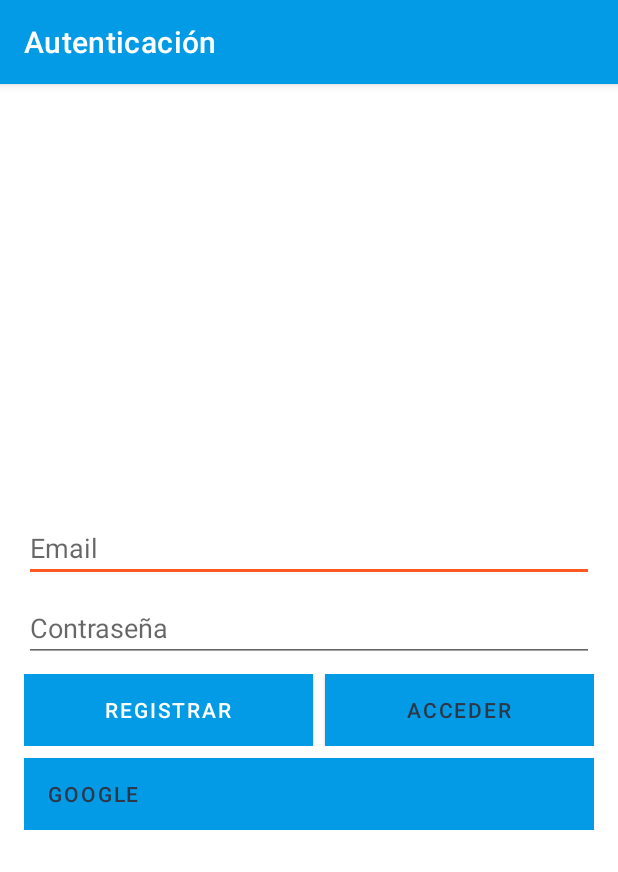
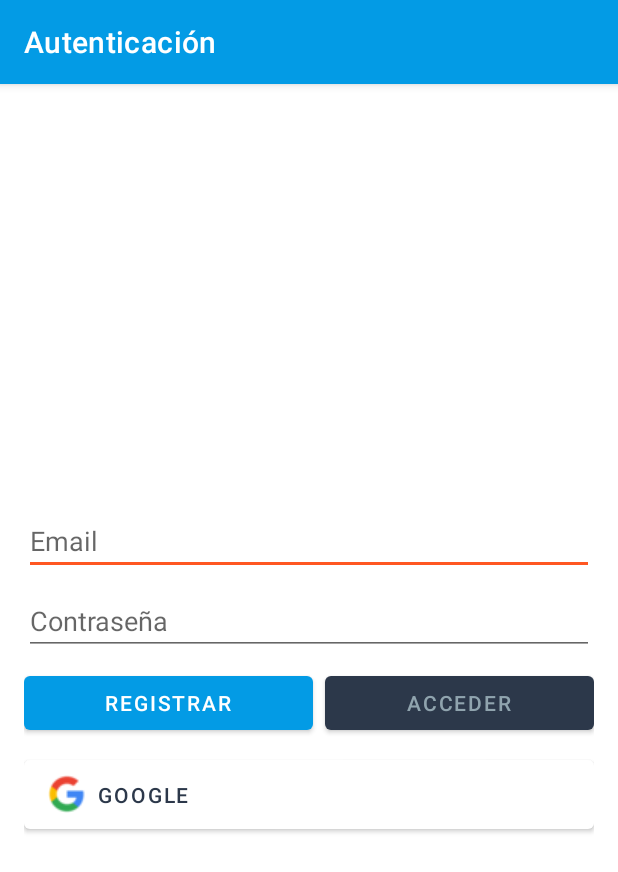
Before and after one commit to ivanhrt/ProjecteIvanHerrero, an Android app: the screen it shows after launch (AuthActivity), on a phone screen of 412 x 824 dp. Shown: the top 872 px of the screen. Run offline under Robolectric (Android 15) with nearby library versions, the phone set to English and light mode, and no system bars; our stand-ins replace Firebase (no records; nobody signed in at launch, a user with empty details on screens opened directly).

Commit message:
webview y opciones

```diff
--- a/GoogleCalendarMoodleKt/app/src/main/AndroidManifest.xml
+++ b/GoogleCalendarMoodleKt/app/src/main/AndroidManifest.xml
@@ -1,6 +1,8 @@
 <?xml version="1.0" encoding="utf-8"?>
 <manifest xmlns:android="http://schemas.android.com/apk/res/android"
     package="com.googlecalendarmoodlekt">
+
+    <uses-permission android:name="android.permission.INTERNET"/>
 
     <application
         android:allowBackup="true"
--- a/GoogleCalendarMoodleKt/app/src/main/res/layout/activity_auth.xml
+++ b/GoogleCalendarMoodleKt/app/src/main/res/layout/activity_auth.xml
@@ -38,8 +38,7 @@
             android:layout_height="wrap_content"
             android:ems="10"
             android:hint="@string/contraseña"
-            android:inputType="textEmailAddress"
-            android:password="true"
+            android:inputType="textPassword"
             tools:ignore="TouchTargetSizeCheck" />
 
         <Space
@@ -56,7 +55,7 @@
                 android:layout_width="wrap_content"
                 android:layout_height="wrap_content"
                 android:layout_weight="1"
-                android:background="@color/colorPrimary"
+                app:backgroundTint="@color/colorPrimary"
                 android:text="@string/registrar"
                 android:textColor="@android:color/white"
                 tools:ignore="TextContrastCheck,TextContrastCheck" />
@@ -70,9 +69,9 @@
                 android:layout_width="wrap_content"
                 android:layout_height="wrap_content"
                 android:layout_weight="1"
-                android:background="@color/colorPrimaryDark"
+                app:backgroundTint="@color/colorPrimaryDark"
                 android:text="@string/acceder"
-                android:textColor="@color/colorPrimaryDark" />
+                android:textColor="#90A4AE" />
 
         </LinearLayout>
 
@@ -83,13 +82,12 @@
         <Button
             android:id="@+id/googleButton"
             android:layout_width="match_parent"
-            android:layout_height="wrap_content"
-            android:background="@android:color/white"
-            android:drawableStart="@mipmap/google_logo"
-            android:paddingStart="16dp"
+            android:layout_height="58dp"
+            android:drawableLeft="@drawable/google_logo_25x25v2"
             android:text="@string/google"
             android:textAlignment="textStart"
-            android:textColor="@color/colorPrimaryDark" />
+            android:textColor="@color/colorPrimaryDark"
+            app:backgroundTint="@android:color/white" />
 
     </LinearLayout>
 
--- a/GoogleCalendarMoodleKt/app/src/main/res/values-night/strings.xml
+++ b/GoogleCalendarMoodleKt/app/src/main/res/values-night/strings.xml
@@ -2,4 +2,6 @@
 <resources>
     <string name="google">Google</string>
     <string name="acceder">Acceder</string>
+    <string name="logout">Cerrar sesión</string>
+    <string name="calendar">Calendario</string>
 </resources>
--- a/GoogleCalendarMoodleKt/app/src/main/res/values/strings.xml
+++ b/GoogleCalendarMoodleKt/app/src/main/res/values/strings.xml
@@ -6,4 +6,6 @@
     <string name="contraseña">Contraseña</string>
     <string name="registrar">Registrar</string>
     <string name="acceder">Acceder</string>
+    <string name="logout">Cerrar sesión</string>
+    <string name="calendar">Calendario</string>
 </resources>
```
Also changed, not shown: GoogleCalendarMoodleKt/app/src/main/java/com/googlecalendarmoodlekt/HomeActivity.kt (+60 -3 lines), GoogleCalendarMoodleKt/app/src/main/res/layout/activity_home.xml (+10 -0 lines), GoogleCalendarMoodleKt/app/src/main/res/menu/home_menu.xml (added, +11 -0 lines), GoogleCalendarMoodleKt/app/src/main/res/drawable/google_logo_15x15.png (added), GoogleCalendarMoodleKt/app/src/main/res/drawable/google_logo_20x20.png (added), GoogleCalendarMoodleKt/app/src/main/res/drawable/google_logo_25x25.png (added), GoogleCalendarMoodleKt/app/src/main/res/drawable/google_logo_25x25v2.png (added), GoogleCalendarMoodleKt/app/src/main/res/mipmap-hdpi/google_logo.png (deleted).
